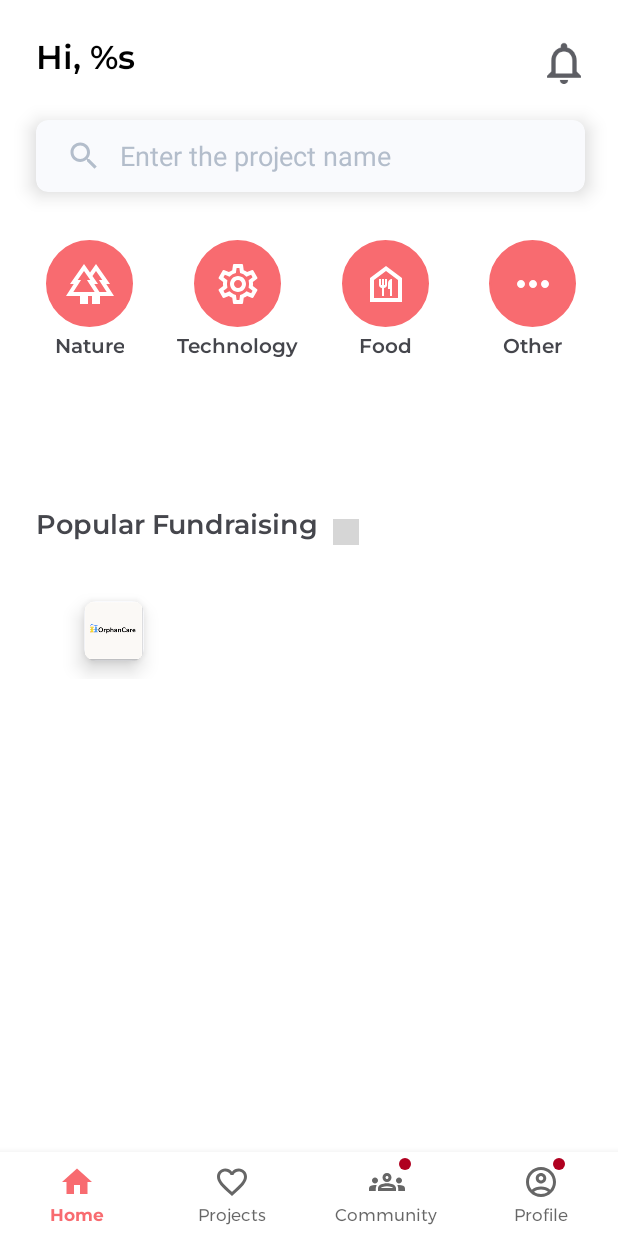
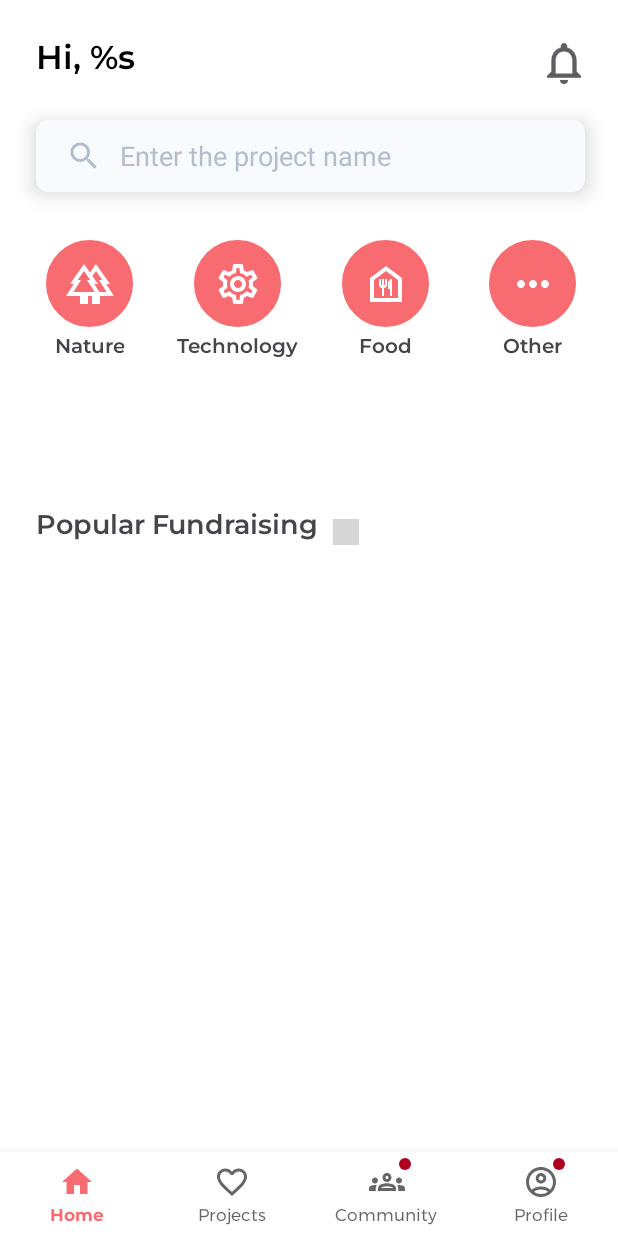
Before and after one commit to Joshuakme/XFund-Fundraising_Community, an Android app: the screen it shows after launch (MainActivity), on a phone screen of 412 x 824 dp. Run offline under Robolectric (Android 15) with nearby library versions, the phone set to English and light mode, and no system bars; our stand-ins replace data binding, navigation-ui; grey boxes are pictures that could not be loaded.

Commit message:
Update "Home Fragment" popular fundraising images

```diff
--- a/app/src/main/res/layout/fragment_home.xml
+++ b/app/src/main/res/layout/fragment_home.xml
@@ -271,35 +271,7 @@
             app:layout_constraintEnd_toEndOf="parent"
             app:layout_constraintHorizontal_bias="0.0"
             app:layout_constraintStart_toStartOf="parent"
-            app:layout_constraintTop_toBottomOf="@+id/PFTitle">
-
-            <com.google.android.material.card.MaterialCardView
-                android:id="@+id/PFCard1"
-                android:layout_width="wrap_content"
-                android:layout_height="wrap_content"
-                android:layout_marginStart="@dimen/screen_width_margin"
-                android:layout_marginTop="24dp"
-                android:layout_marginEnd="@dimen/screen_width_margin"
-                android:clipToPadding="true"
-                android:padding="0dp"
-                app:cardBackgroundColor="@color/gray_100"
-                app:cardCornerRadius="@dimen/card_radius"
-                app:cardElevation="@dimen/card_elevation"
-                app:cardPreventCornerOverlap="false"
-                app:cardUseCompatPadding="true"
-                app:contentPadding="-4dp"
-                app:layout_constraintEnd_toEndOf="parent"
-                app:layout_constraintStart_toStartOf="parent"
-                app:layout_constraintTop_toBottomOf="@+id/WelcomeUserTxt">
-
-                <ImageView
-                    android:id="@+id/imageView3"
-                    android:layout_width="wrap_content"
-                    android:layout_height="wrap_content"
-                    android:src="@mipmap/orphan_care_icon" />
-            </com.google.android.material.card.MaterialCardView>
-
-        </LinearLayout>
+            app:layout_constraintTop_toBottomOf="@+id/PFTitle"/>
 
 
 
```
